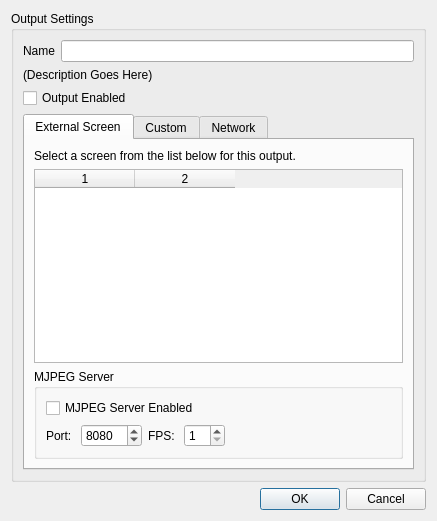
google-code-export/dviz, file src/viewer/SingleOutputSetupDialog.ui: the form before one commit.
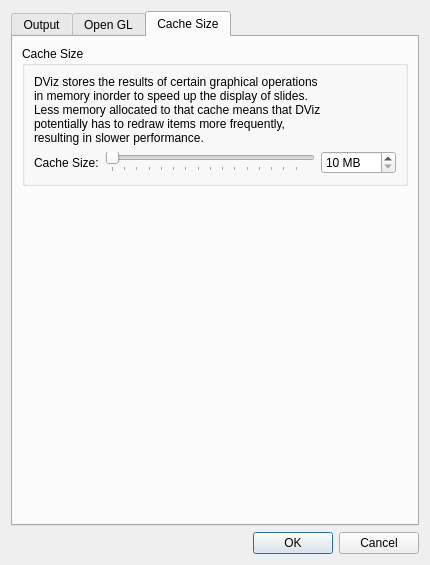
The form after the commit. The open tabs and pages were chosen to show the change. Icons and pictures are not drawn.

Commit message: Updated OutputInstance to intelligently add/remove 'ToolTip' window type so as not to obscure the main window or prevent from being raised. Updated the SingleOutputDialog in the network viewer to include OpenGL and cache sizes.

Patch:
```diff
--- a/src/viewer/SingleOutputSetupDialog.ui
+++ b/src/viewer/SingleOutputSetupDialog.ui
@@ -6,17 +6,25 @@
    <rect>
     <x>0</x>
     <y>0</y>
-    <width>437</width>
-    <height>521</height>
+    <width>430</width>
+    <height>565</height>
    </rect>
   </property>
   <property name="windowTitle">
    <string>Dialog</string>
   </property>
+  <layout class="QVBoxLayout" name="verticalLayout_8">
+   <item>
+    <widget class="QTabWidget" name="tabWidget_2">
+     <property name="currentIndex">
+      <number>0</number>
+     </property>
+     <widget class="QWidget" name="tab">
+      <attribute name="title">
+       <string>Output</string>
+      </attribute>
   <layout class="QVBoxLayout" name="verticalLayout_2">
    <item>
-    <layout class="QHBoxLayout" name="horizontalLayout">
-     <item>
       <widget class="QGroupBox" name="gbSettings">
        <property name="title">
         <string>Output Settings</string>
@@ -428,6 +436,150 @@
       </widget>
      </item>
     </layout>
+     </widget>
+     <widget class="QWidget" name="tab_2">
+      <attribute name="title">
+       <string>Open GL</string>
+      </attribute>
+      <layout class="QVBoxLayout" name="verticalLayout_7">
+       <item>
+        <widget class="QGroupBox" name="groupBox_3">
+         <property name="title">
+          <string>Graphics Acceleration</string>
+         </property>
+         <layout class="QVBoxLayout" name="verticalLayout_5">
+          <item>
+           <widget class="QCheckBox" name="cbUseOpenGL">
+            <property name="text">
+             <string>Use OpenGL Graphics Acceleration</string>
+            </property>
+           </widget>
+          </item>
+          <item>
+           <widget class="QLabel" name="label_12">
+            <property name="text">
+             <string>&lt;!DOCTYPE HTML PUBLIC &quot;-//W3C//DTD HTML 4.0//EN&quot; &quot;http://www.w3.org/TR/REC-html40/strict.dtd&quot;&gt;
+&lt;html&gt;&lt;head&gt;&lt;meta name=&quot;qrichtext&quot; content=&quot;1&quot; /&gt;&lt;style type=&quot;text/css&quot;&gt;
+p, li { white-space: pre-wrap; }
+&lt;/style&gt;&lt;/head&gt;&lt;body style=&quot; font-family:'Sans Serif'; font-size:9pt; font-weight:400; font-style:normal;&quot;&gt;
+&lt;img src=&quot;:/data/opengl-logo.png&quot; align=&quot;right&quot;&gt;
+&lt;p style=&quot; margin-top:0px; margin-bottom:0px; margin-left:0px; margin-right:0px; -qt-block-indent:0; text-indent:0px;&quot;&gt;&lt;span style=&quot; font-family:'MS Shell Dlg 2';&quot;&gt;The only reason to turn off OpenGL acceleration is if &lt;/span&gt;&lt;/p&gt;
+&lt;p style=&quot; margin-top:0px; margin-bottom:0px; margin-left:0px; margin-right:0px; -qt-block-indent:0; text-indent:0px;&quot;&gt;&lt;span style=&quot; font-family:'MS Shell Dlg 2';&quot;&gt;the program doesn't run smoothly or freezes with &lt;/span&gt;&lt;/p&gt;
+&lt;p style=&quot; margin-top:0px; margin-bottom:0px; margin-left:0px; margin-right:0px; -qt-block-indent:0; text-indent:0px;&quot;&gt;&lt;span style=&quot; font-family:'MS Shell Dlg 2';&quot;&gt;OpenGL turned on.&lt;/span&gt;&lt;/p&gt;&lt;/body&gt;&lt;/html&gt;</string>
+            </property>
+           </widget>
+          </item>
+         </layout>
+        </widget>
+       </item>
+       <item>
+        <spacer name="verticalSpacer_3">
+         <property name="orientation">
+          <enum>Qt::Vertical</enum>
+         </property>
+         <property name="sizeHint" stdset="0">
+          <size>
+           <width>20</width>
+           <height>40</height>
+          </size>
+         </property>
+        </spacer>
+       </item>
+      </layout>
+     </widget>
+     <widget class="QWidget" name="tab_3">
+      <attribute name="title">
+       <string>Cache Size</string>
+      </attribute>
+      <layout class="QVBoxLayout" name="verticalLayout_10">
+       <item>
+        <widget class="QGroupBox" name="groupBox_4">
+         <property name="title">
+          <string>Cache Size</string>
+         </property>
+         <layout class="QVBoxLayout" name="verticalLayout_9">
+          <item>
+           <widget class="QLabel" name="label_13">
+            <property name="text">
+             <string>DViz stores the results of certain graphical operations 
+in memory inorder to speed up the display of slides. 
+Less memory allocated to that cache means that DViz
+potentially has to redraw items more frequently, 
+resulting in slower performance.</string>
+            </property>
+           </widget>
+          </item>
+          <item>
+           <layout class="QHBoxLayout" name="horizontalLayout">
+            <item>
+             <widget class="QLabel" name="label_14">
+              <property name="text">
+               <string>Cache Size:</string>
+              </property>
+             </widget>
+            </item>
+            <item>
+             <widget class="QSlider" name="cacheSlider">
+              <property name="minimum">
+               <number>10</number>
+              </property>
+              <property name="maximum">
+               <number>2048</number>
+              </property>
+              <property name="singleStep">
+               <number>16</number>
+              </property>
+              <property name="pageStep">
+               <number>64</number>
+              </property>
+              <property name="orientation">
+               <enum>Qt::Horizontal</enum>
+              </property>
+              <property name="tickPosition">
+               <enum>QSlider::TicksBelow</enum>
+              </property>
+              <property name="tickInterval">
+               <number>128</number>
+              </property>
+             </widget>
+            </item>
+            <item>
+             <widget class="QSpinBox" name="cacheBox">
+              <property name="suffix">
+               <string> MB</string>
+              </property>
+              <property name="minimum">
+               <number>10</number>
+              </property>
+              <property name="maximum">
+               <number>2048</number>
+              </property>
+              <property name="singleStep">
+               <number>10</number>
+              </property>
+             </widget>
+            </item>
+           </layout>
+          </item>
+         </layout>
+        </widget>
+       </item>
+       <item>
+        <spacer name="verticalSpacer_4">
+         <property name="orientation">
+          <enum>Qt::Vertical</enum>
+         </property>
+         <property name="sizeHint" stdset="0">
+          <size>
+           <width>20</width>
+           <height>40</height>
+          </size>
+         </property>
+        </spacer>
+       </item>
+      </layout>
+     </widget>
+    </widget>
    </item>
    <item>
     <widget class="QDialogButtonBox" name="buttonBox">
```
Left out of the diff: 35 changed lines with no effect on the pictures. Lines whose indentation alone changed are shown as unchanged. The commit also changes 12 other files.
